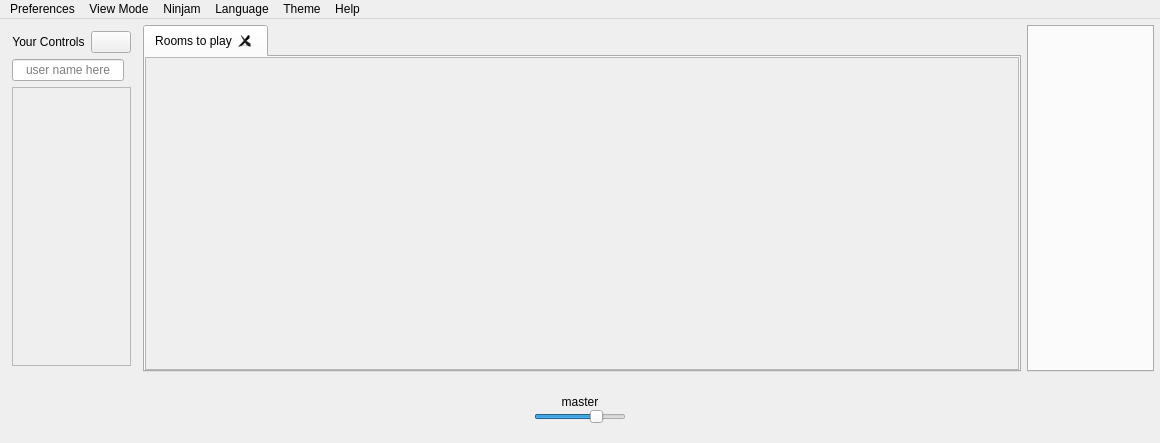
This is src/Common/gui/MainWindow.ui in elieserdejesus/JamTaba as Qt 5 draws it before an edit. The edited form follows.
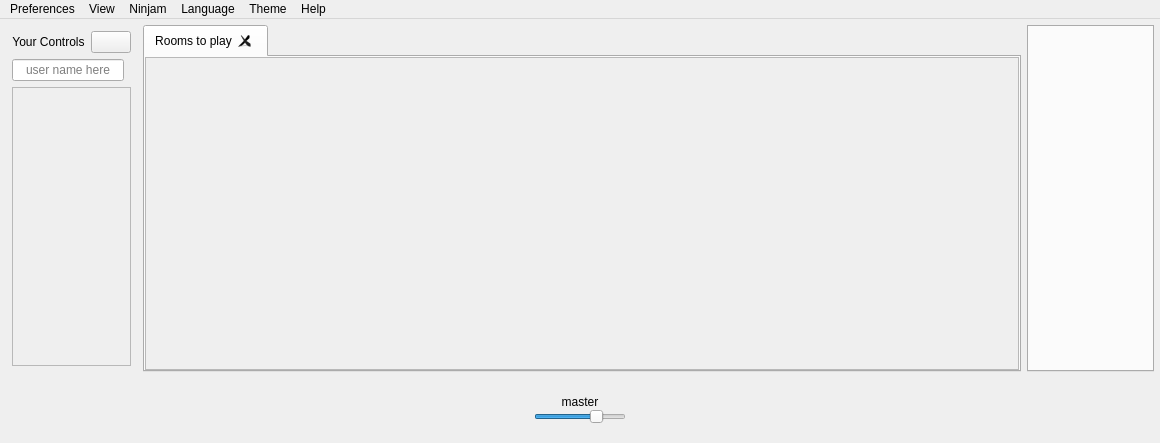
This is the edited form. Icons and pictures are not drawn. Custom widgets are drawn as their Qt base class.

Commit message: Moving metering menu to new 'View' menu close #403

What changed in the file:
```diff
--- a/src/Common/gui/MainWindow.ui
+++ b/src/Common/gui/MainWindow.ui
@@ -457,12 +457,12 @@
     <addaction name="separator"/>
     <addaction name="actionTranslators"/>
    </widget>
-   <widget class="QMenu" name="menuViewMode">
+   <widget class="QMenu" name="menuView">
     <property name="cursor">
      <cursorShape>PointingHandCursor</cursorShape>
     </property>
     <property name="title">
-     <string>View Mode</string>
+     <string>View</string>
     </property>
     <addaction name="actionFullView"/>
     <addaction name="actionMiniView"/>
@@ -480,7 +480,7 @@
     </property>
    </widget>
    <addaction name="menuPreferences"/>
-   <addaction name="menuViewMode"/>
+   <addaction name="menuView"/>
    <addaction name="menuNinjam"/>
    <addaction name="menuLanguage"/>
    <addaction name="menuTheme"/>
```
Left out of the diff: 44 changed lines with no effect on the pictures. The commit also changes 3 other files.
